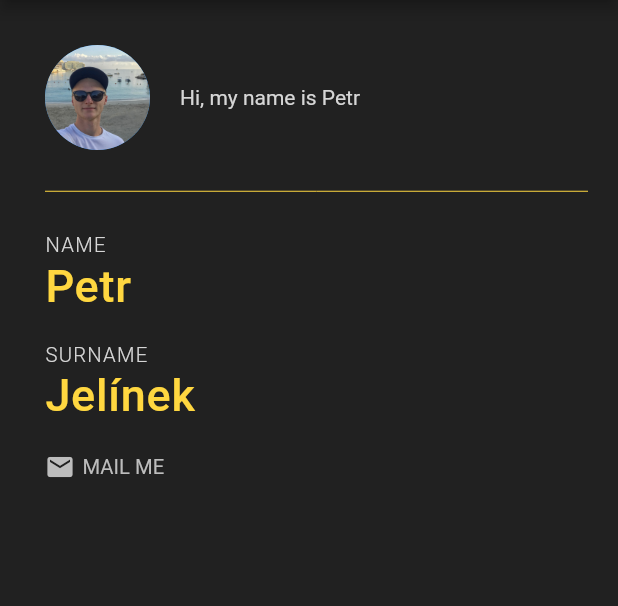
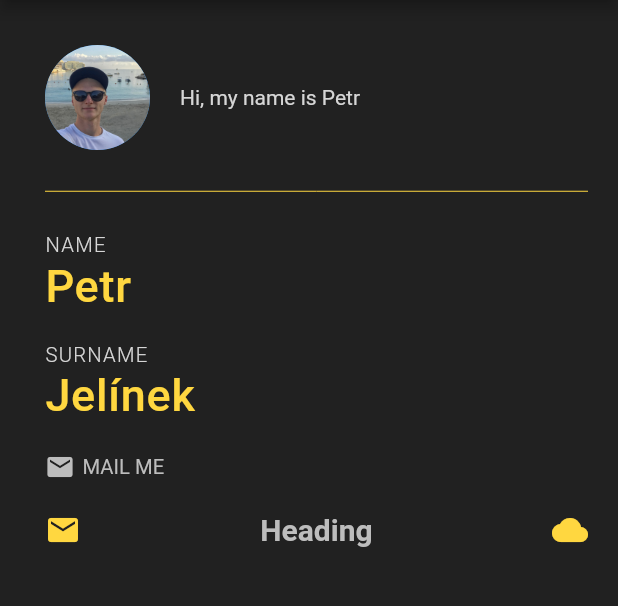
Before and after one commit to TenPetr/flutter-profile, a Flutter app: the screen it shows after launch, on a phone screen of 412 x 824 dp, the part 84-690 px from its top. Run offline on Flutter 3.47's test engine with Material 2 defaults, Android fonts, the phone set to English and light mode, and no system bars.

Commit message:
Added classic menu layout

```diff
--- a/lib/main.dart
+++ b/lib/main.dart
@@ -91,6 +91,30 @@ class Profile extends StatelessWidget {
                   ),
                 ),
               ],
+            ),
+            SizedBox(height: 20),
+            Row(
+              mainAxisAlignment: MainAxisAlignment.spaceBetween,
+              children: <Widget>[
+                Container(
+                  child: Icon(
+                    Icons.email,
+                    color: Colors.amberAccent,
+                  ),
+                ),
+                Container(
+                  child: Text(
+                    "Heading",
+                    style: TextStyle(
+                        color: Colors.grey[400],
+                        fontSize: 20,
+                        fontWeight: FontWeight.w600),
+                  ),
+                ),
+                Container(
+                  child: Icon(Icons.cloud, color: Colors.amberAccent),
+                ),
+              ],
             )
           ],
         ),
```
